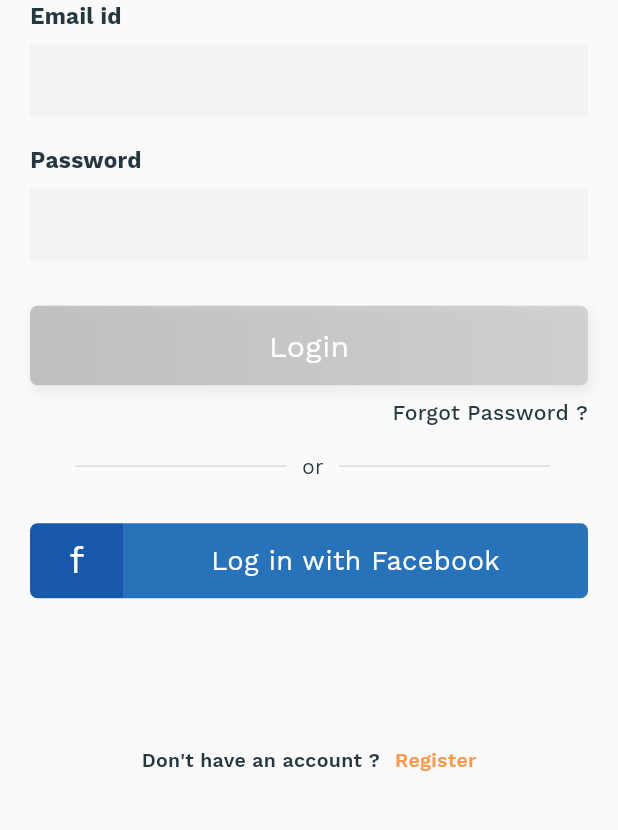
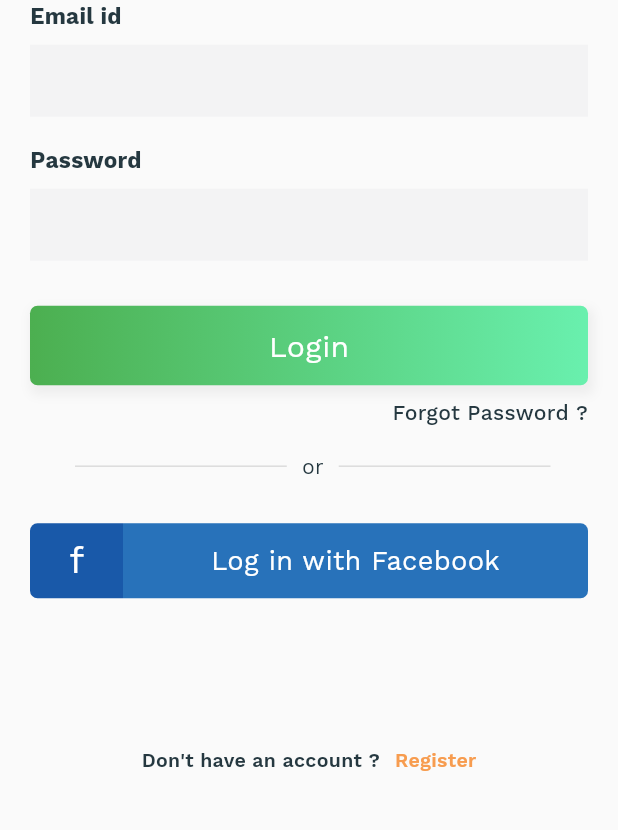
Before and after one commit to abeloha/psure, a Flutter app: the LoginScreen screen opened directly, on a phone screen of 412 x 824 dp, the part 387-1217 px from its top. Run offline on Flutter 3.47's test engine with Material 2 defaults, Android fonts, the phone set to English and light mode, and no system bars.

```diff
--- a/lib/signup/login_screen.dart
+++ b/lib/signup/login_screen.dart
@@ -76,9 +76,7 @@ class _LoginScreenState extends State<LoginScreen> {
               begin: Alignment.centerLeft,
               end: Alignment.centerRight,
               colors: [
-                Colors.grey.withAlpha(150),
-                Colors.grey.withAlpha(100)
-              ])),
+                Colors.green, Colors.greenAccent])),
       child: Text(
         'Login',
         style: TextStyle(fontSize: 20, color: Colors.white),
--- a/lib/signup/signup_screen.dart
+++ b/lib/signup/signup_screen.dart
@@ -75,7 +75,7 @@ class _SignupScreenState extends State<SignupScreen> {
           gradient: LinearGradient(
               begin: Alignment.centerLeft,
               end: Alignment.centerRight,
-              colors: [ Colors.green, Colors.greenAccent,])),
+              colors: [Colors.green, Colors.greenAccent])),
       child: Text(
         'Register Now',
         style: TextStyle(fontSize: 20, color: Colors.white),
```
